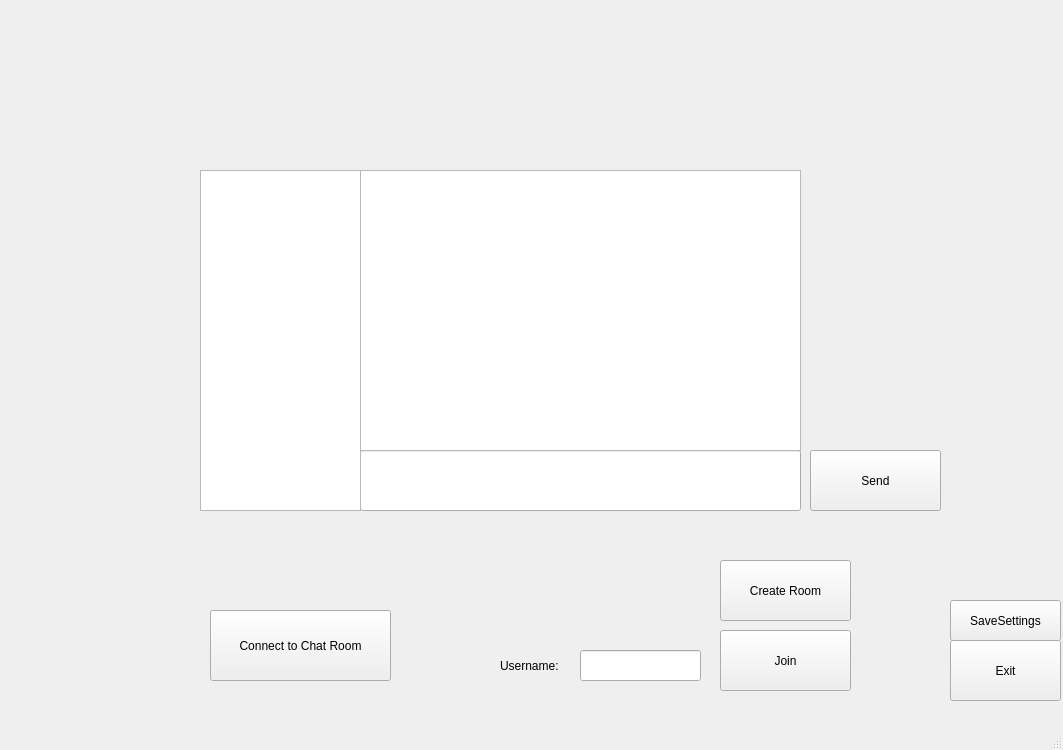
Before: the Qt Designer form Chat/UIChat/mainwindow.ui in VitaliyKolbasiuk/Chat, drawn with Qt 5.
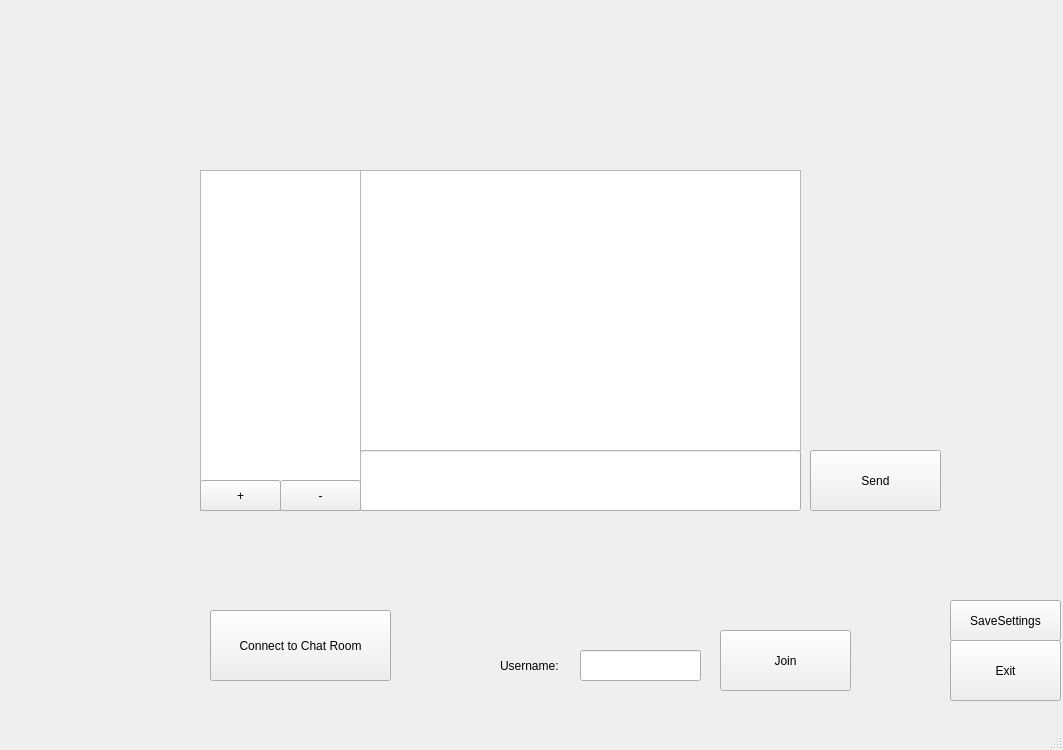
After: the same form once the commit is applied.

Commit message: Added dialogs for deleting/leaving chat room; Work in progress on implementing delete/leave functionality

What changed in the file:
```diff
--- a/Chat/UIChat/mainwindow.ui
+++ b/Chat/UIChat/mainwindow.ui
@@ -102,14 +102,29 @@
    <widget class="QPushButton" name="m_CreateRoom">
     <property name="geometry">
      <rect>
-      <x>720</x>
-      <y>560</y>
-      <width>131</width>
-      <height>61</height>
+      <x>200</x>
+      <y>480</y>
+      <width>81</width>
+      <height>31</height>
      </rect>
     </property>
+    <property name="font">
+     <font>
+      <stylestrategy>PreferDefault</stylestrategy>
+      <kerning>true</kerning>
+     </font>
+    </property>
+    <property name="layoutDirection">
+     <enum>Qt::LeftToRight</enum>
+    </property>
+    <property name="autoFillBackground">
+     <bool>false</bool>
+    </property>
+    <property name="styleSheet">
+     <string notr="true"/>
+    </property>
     <property name="text">
-     <string>Create Room</string>
+     <string>+</string>
     </property>
    </widget>
    <widget class="QListWidget" name="m_chatRoomList">
@@ -145,6 +160,37 @@
      <string>Connect to Chat Room</string>
     </property>
    </widget>
+   <widget class="QPushButton" name="m_deleteRoom">
+    <property name="geometry">
+     <rect>
+      <x>280</x>
+      <y>480</y>
+      <width>81</width>
+      <height>31</height>
+     </rect>
+    </property>
+    <property name="layoutDirection">
+     <enum>Qt::LeftToRight</enum>
+    </property>
+    <property name="styleSheet">
+     <string notr="true"/>
+    </property>
+    <property name="text">
+     <string>-</string>
+    </property>
+   </widget>
+   <zorder>Username</zorder>
+   <zorder>Join</zorder>
+   <zorder>TextUsername</zorder>
+   <zorder>UserMessage</zorder>
+   <zorder>SendMessage</zorder>
+   <zorder>SaveSettings</zorder>
+   <zorder>Exit</zorder>
+   <zorder>m_chatRoomList</zorder>
+   <zorder>m_chatRoomArea</zorder>
+   <zorder>m_connectToChatRoomBtn</zorder>
+   <zorder>m_CreateRoom</zorder>
+   <zorder>m_deleteRoom</zorder>
   </widget>
   <widget class="QMenuBar" name="menubar">
    <property name="geometry">
```
The commit also changes 14 other files.
